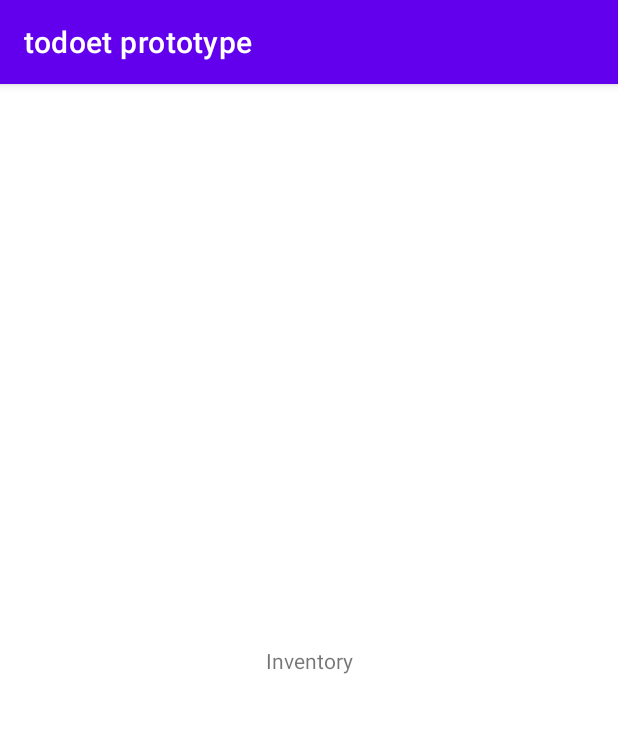
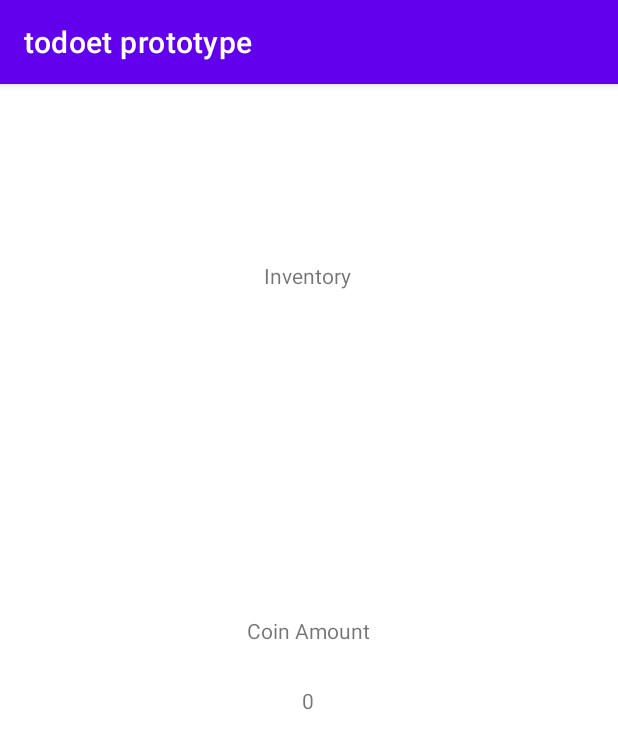
Before and after one commit to GameDeveloperEpsilon/ToDoetPrototype, an Android app: the screen it shows after launch (InventoryActivity), after a tap on "INVENTORY", on a phone screen of 412 x 824 dp. Shown: the top 749 px of the screen. Run offline under Robolectric (Android 15) with nearby library versions, the phone set to English and light mode, and no system bars.

Commit message:
Added basic coin system

```diff
--- a/app/src/main/java/com/example/todoetprototype/inventory/InventoryActivity.java
+++ b/app/src/main/java/com/example/todoetprototype/inventory/InventoryActivity.java
@@ -1,16 +1,36 @@
 package com.example.todoetprototype.inventory;
 
+import android.os.Bundle;
+import android.widget.TextView;
+
 import androidx.appcompat.app.AppCompatActivity;
-
-import android.os.Bundle;
+import androidx.lifecycle.ViewModelProvider;
 
 import com.example.todoetprototype.R;
+import com.example.todoetprototype.databinding.ActivityInventoryBinding;
 
 public class InventoryActivity extends AppCompatActivity {
+
+    private ActivityInventoryBinding binding;
+    private UserViewModel userViewModel;
 
     @Override
     protected void onCreate(Bundle savedInstanceState) {
         super.onCreate(savedInstanceState);
-        setContentView(R.layout.activity_inventory);
+        binding = ActivityInventoryBinding.inflate(getLayoutInflater());
+        setContentView(binding.getRoot());
+
+        //TextView coinsDisplay = findViewById(R.id.coinsDisplay);
+        //coinsDisplay.setText("51");
+
+        userViewModel = new ViewModelProvider(this).get(UserViewModel.class);
+
+        userViewModel.getUserData().observe(this, user -> {
+
+            TextView coinsDisplay = findViewById(R.id.coinsDisplay);
+            coinsDisplay.setText(String.valueOf(user.getCoins()));
+        });
+
+        //userViewModel.init();
     }
 }
--- /dev/null
+++ b/app/src/main/java/com/example/todoetprototype/inventory/UserModel.java
@@ -0,0 +1,28 @@
+package com.example.todoetprototype.inventory;
+
+public class UserModel {
+
+    private static UserModel instance = null;
+
+    public static UserModel getInstance() {
+        if (instance == null)
+            instance = new UserModel();
+        return instance;
+    }
+
+    private int coins;
+
+    private UserModel() {
+        coins = 0;
+        System.out.println("User Model Created!");
+    }
+
+    public int getCoins() {
+        return coins;
+    }
+
+    public void setCoins(int coins) {
+        this.coins = coins;
+    }
+
+}
--- /dev/null
+++ b/app/src/main/java/com/example/todoetprototype/inventory/UserViewModel.java
@@ -0,0 +1,34 @@
+package com.example.todoetprototype.inventory;
+
+import androidx.lifecycle.LiveData;
+import androidx.lifecycle.MutableLiveData;
+import androidx.lifecycle.ViewModel;
+
+public class UserViewModel extends ViewModel {
+
+    private final MutableLiveData<UserModel> userData = new MutableLiveData<>(UserModel.getInstance());
+
+    public UserViewModel() {
+
+        System.out.println("User View Model Created");
+    }
+
+    public void init() {
+
+        //userData.setValue(new UserModel());
+        //if (userData.getValue() == null)
+        //    throw new RuntimeException();
+        //System.out.println("User View Model Initialized!");
+    }
+
+
+    public LiveData<UserModel> getUserData() {
+        return userData;
+    }
+
+    public void updateUser(int coins) {
+        UserModel updatedUserModel = userData.getValue();
+        updatedUserModel.setCoins(coins);
+        userData.setValue(updatedUserModel);
+    }
+}
--- a/app/src/main/res/layout/activity_inventory.xml
+++ b/app/src/main/res/layout/activity_inventory.xml
@@ -7,12 +7,38 @@
     tools:context=".inventory.InventoryActivity">
 
     <TextView
-        android:id="@+id/textView4"
+        android:id="@+id/inventoryTitle"
         android:layout_width="wrap_content"
         android:layout_height="wrap_content"
         android:text="Inventory"
         app:layout_constraintBottom_toBottomOf="parent"
         app:layout_constraintEnd_toEndOf="parent"
+        app:layout_constraintHorizontal_bias="0.498"
         app:layout_constraintStart_toStartOf="parent"
-        app:layout_constraintTop_toTopOf="parent" />
+        app:layout_constraintTop_toTopOf="parent"
+        app:layout_constraintVertical_bias="0.158" />
+
+    <TextView
+        android:id="@+id/coinAmountPrompt"
+        android:layout_width="wrap_content"
+        android:layout_height="wrap_content"
+        android:text="Coin Amount"
+        app:layout_constraintBottom_toBottomOf="parent"
+        app:layout_constraintEnd_toEndOf="parent"
+        app:layout_constraintHorizontal_bias="0.498"
+        app:layout_constraintStart_toStartOf="parent"
+        app:layout_constraintTop_toBottomOf="@+id/inventoryTitle"
+        app:layout_constraintVertical_bias="0.356" />
+
+    <TextView
+        android:id="@+id/coinsDisplay"
+        android:layout_width="wrap_content"
+        android:layout_height="wrap_content"
+        android:text="0"
+        app:layout_constraintBottom_toBottomOf="parent"
+        app:layout_constraintEnd_toEndOf="parent"
+        app:layout_constraintHorizontal_bias="0.498"
+        app:layout_constraintStart_toStartOf="parent"
+        app:layout_constraintTop_toBottomOf="@+id/coinAmountPrompt"
+        app:layout_constraintVertical_bias="0.073" />
 </androidx.constraintlayout.widget.ConstraintLayout>
--- a/build.gradle
+++ b/build.gradle
@@ -1,5 +1,5 @@
 // Top-level build file where you can add configuration options common to all sub-projects/modules.
 plugins {
-    id 'com.android.application' version '7.3.1' apply false
-    id 'com.android.library' version '7.3.1' apply false
+    id 'com.android.application' version '7.4.2' apply false
+    id 'com.android.library' version '7.4.2' apply false
 }
```
Also changed, not shown: app/src/main/java/com/example/todoetprototype/Adapter/ToDoAdapter.java (+10 -1 lines), app/src/main/java/com/example/todoetprototype/PlannerActivity.java (+5 -2 lines), app/src/main/java/com/example/todoetprototype/pet/PetActivity.java (+4 -10 lines).
